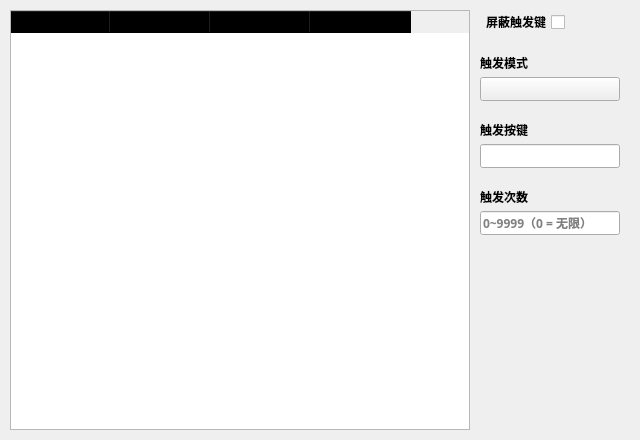
Qt form source/ui/TriggerUi.ui (ChiyukiGana/Quickinput) before a commit.
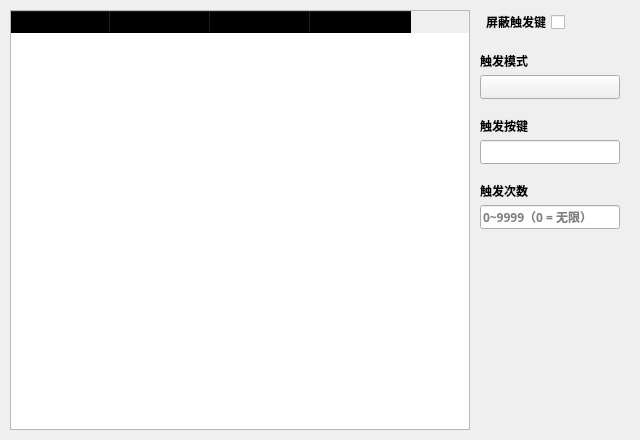
The same form after that commit. Icons and pictures are not drawn. Custom widgets are drawn as their Qt base class.

```diff
--- a/source/ui/TriggerUi.ui
+++ b/source/ui/TriggerUi.ui
@@ -156,9 +156,22 @@
          </widget>
         </item>
         <item>
-         <layout class="QVBoxLayout" name="widget_box">
+         <widget class="QWidget" name="param_widget" native="true">
+          <layout class="QVBoxLayout" name="verticalLayout_2">
           <property name="spacing">
-           <number>20</number>
+            <number>18</number>
+           </property>
+           <property name="leftMargin">
+            <number>0</number>
+           </property>
+           <property name="topMargin">
+            <number>0</number>
+           </property>
+           <property name="rightMargin">
+            <number>0</number>
+           </property>
+           <property name="bottomMargin">
+            <number>0</number>
           </property>
           <item>
            <layout class="QHBoxLayout" name="block_box">
@@ -420,6 +433,7 @@
            </spacer>
           </item>
          </layout>
+         </widget>
         </item>
        </layout>
       </item>
```
Lines whose indentation alone changed are shown as unchanged.
